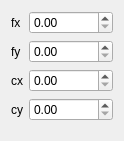
Qt form widget/src/camera_intrinsics.ui (ros-industrial/industrial_calibration) before a commit.
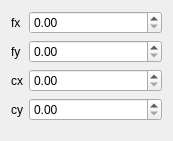
The same form after that commit.

Commit message: Updated camera intrinsics UI

```diff
--- a/widget/src/camera_intrinsics.ui
+++ b/widget/src/camera_intrinsics.ui
@@ -6,7 +6,7 @@
    <rect>
     <x>0</x>
     <y>0</y>
-    <width>123</width>
+    <width>173</width>
     <height>141</height>
    </rect>
   </property>
```
Left out of the diff: 8 changed lines with no effect on the pictures. The commit also changes 1 other file.
